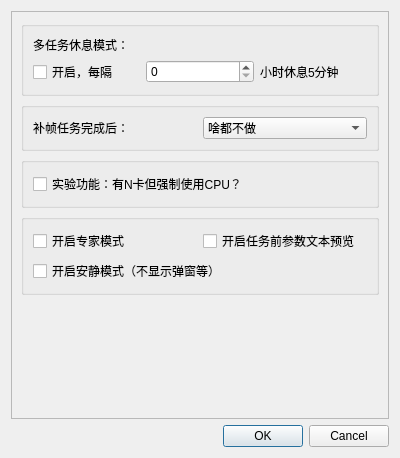
Qt form Utils/SVFI_preference.ui (100wman/RIFE_GUI) before a commit.
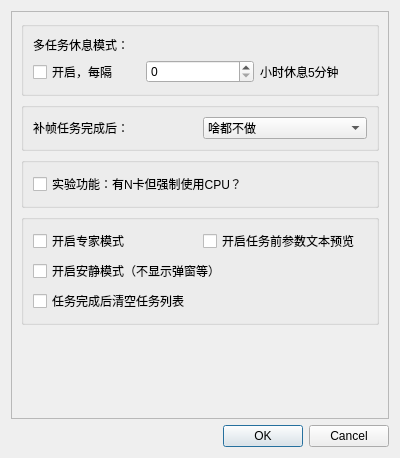
The same form after that commit. Custom widgets are drawn as their Qt base class.

Commit message: Update SVFI 3.4.4 1. Fix several GUI Configuration System Errors 2. Optimize several GUI configuration work flows(add task_id mannual control) 3. Optimize Resolution Resize Check Control(resize not in string) 4. Add Exp/OutputFPS Lock 5. Disable rife_work_event to try to prevent obstruction

The edit to the form file:
```diff
--- a/Utils/SVFI_preference.ui
+++ b/Utils/SVFI_preference.ui
@@ -181,6 +181,16 @@
             </property>
            </widget>
           </item>
+          <item row="2" column="0">
+           <widget class="QCheckBox" name="OneWayModeChecker">
+            <property name="text">
+             <string>任务完成后清空任务列表</string>
+            </property>
+            <property name="checked">
+             <bool>false</bool>
+            </property>
+           </widget>
+          </item>
          </layout>
         </widget>
        </item>
```
The commit also changes 10 other files.
